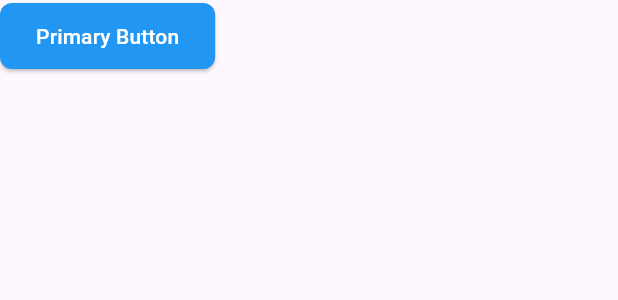
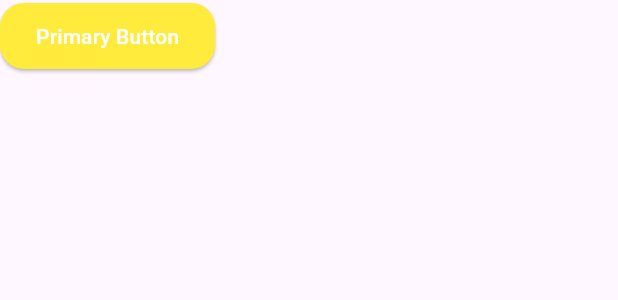
Before and after one commit to cipherchabon/ds-demo, a Flutter app: the AppButton widget shown alone on an empty page, opened directly, on a phone screen of 412 x 824 dp. Shown: the top 300 px of the screen. Run offline on Flutter 3.47's test engine with Material 3 defaults, Android fonts, the phone set to English and light mode, and no system bars; missing offline and left inert: widgetbook, widgetbook_annotation.

Commit message:
feat: Update AppButton styles to use yellow color scheme and increase border radius

```diff
--- a/lib/design_system/buttons/app_button.dart
+++ b/lib/design_system/buttons/app_button.dart
@@ -24,11 +24,11 @@ class AppButton extends StatelessWidget {
       ButtonVariant.primary => ElevatedButton(
         onPressed: isEnabled ? onPressed : null,
         style: ElevatedButton.styleFrom(
-            backgroundColor: Colors.blue,
+          backgroundColor: Colors.yellow,
           foregroundColor: Colors.white,
           padding: const EdgeInsets.symmetric(horizontal: 24, vertical: 12),
           shape: RoundedRectangleBorder(
-              borderRadius: BorderRadius.circular(8),
+            borderRadius: BorderRadius.circular(16),
           ),
         ),
         child: _buildChild(),
@@ -36,11 +36,11 @@ class AppButton extends StatelessWidget {
       ButtonVariant.secondary => OutlinedButton(
         onPressed: isEnabled ? onPressed : null,
         style: OutlinedButton.styleFrom(
-            foregroundColor: Colors.blue,
+          foregroundColor: Colors.yellow,
           padding: const EdgeInsets.symmetric(horizontal: 24, vertical: 12),
-            side: const BorderSide(color: Colors.blue),
+          side: const BorderSide(color: Colors.yellow),
           shape: RoundedRectangleBorder(
-              borderRadius: BorderRadius.circular(8),
+            borderRadius: BorderRadius.circular(16),
           ),
         ),
         child: _buildChild(),
@@ -48,7 +48,7 @@ class AppButton extends StatelessWidget {
       ButtonVariant.text => TextButton(
         onPressed: isEnabled ? onPressed : null,
         style: TextButton.styleFrom(
-            foregroundColor: Colors.blue,
+          foregroundColor: Colors.yellow,
           padding: const EdgeInsets.symmetric(horizontal: 24, vertical: 12),
         ),
         child: _buildChild(),
```
Lines whose indentation alone changed are shown as unchanged.
